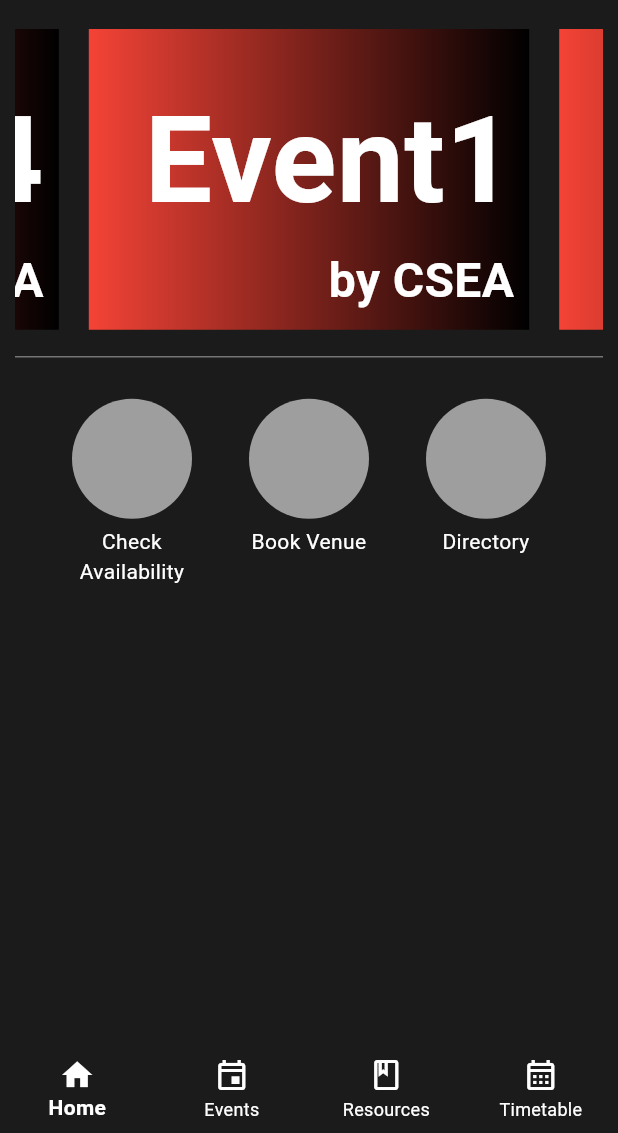
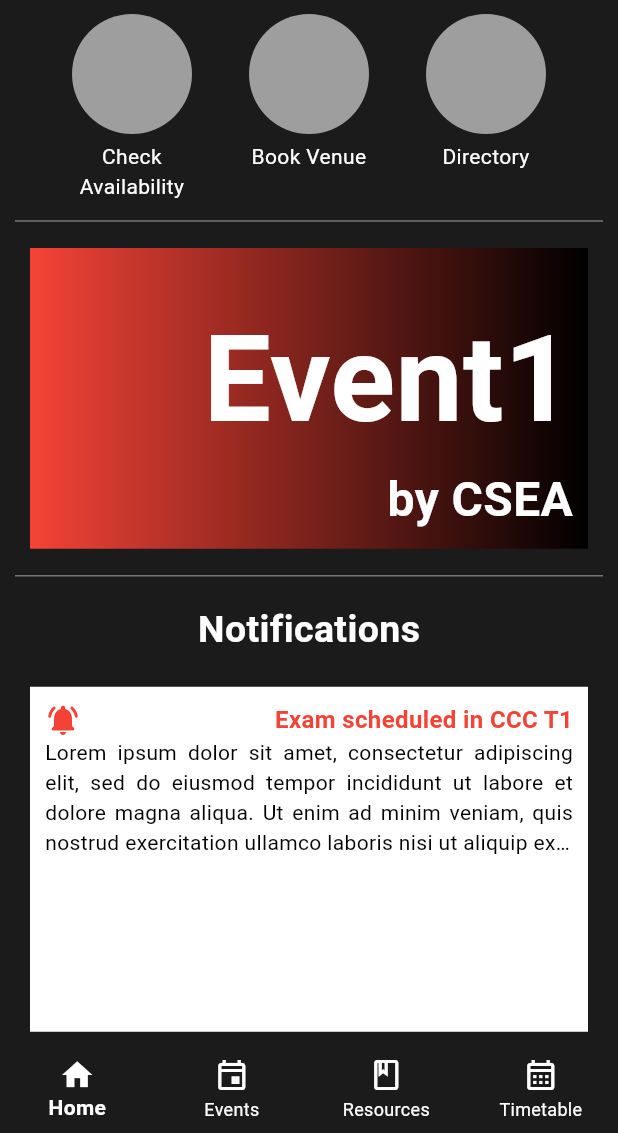
Before and after one commit to ashwinnair10/campusbuddy, a Flutter app: the screen it shows after launch, on a phone screen of 412 x 824 dp, the part 103-1236 px from its top. Run offline on Flutter 3.47's test engine with Material 3 defaults, Android fonts, the phone set to English and light mode, and no system bars; drawn by our look-alikes of carousel_slider.

Commit message:
notifications

```diff
--- a/lib/data/test.dart
+++ b/lib/data/test.dart
@@ -52,3 +52,9 @@
 List orgs=[
   "ALL","CSEA","ECEA","IEEE","EEA","MEA","CEA"
 ];
+
+List notifications=[
+  "Exam scheduled in CCC T1",
+  "SSL reserved for Training",
+  "Tathva 2024",
+];
--- a/lib/screens/homepage.dart
+++ b/lib/screens/homepage.dart
@@ -1,7 +1,8 @@
-import 'package:campusbuddy/data/constants.dart';
 import 'package:campusbuddy/data/test.dart';
+import 'package:campusbuddy/screens/profilepage.dart';
 import 'package:campusbuddy/widgets/circlebutton.dart';
 import 'package:campusbuddy/widgets/eventimagebox.dart';
+import 'package:campusbuddy/widgets/notificationlist.dart';
 import 'package:carousel_slider/carousel_slider.dart';
 import 'package:flutter/material.dart';
 
@@ -28,11 +29,20 @@
                 children: [
                   const Text("CampusBuddy",style: TextStyle(color: Colors.white,fontWeight: FontWeight.bold,fontSize: 20),),
                   const Spacer(),
-                  IconButton(onPressed: ()=>{},icon: const Icon(Icons.account_circle,color: Colors.white,),),
+                  IconButton(onPressed: ()=>{Navigator.push(context,MaterialPageRoute(builder: (context)=>ProfilePage()))},icon: const Icon(Icons.account_circle,color: Colors.white,),),
                 ],
               ),
               actions: [Container()],
             ),
+            Row(
+              mainAxisAlignment: MainAxisAlignment.spaceEvenly,
+              children: [
+                CircleButton("Check Availability"),
+                CircleButton("Book Venue"),
+                CircleButton("Directory"),
+              ],
+            ),
+            Divider(color: Colors.grey.shade600,),
             CarouselSlider(
               items: [
                 for(int i=0;i<events.length;i++)
@@ -42,18 +52,15 @@
                 autoPlay: true,
                 disableCenter: true,
                 enlargeCenterPage: false,
+                viewportFraction:  1,
               ),
             ),
             Divider(color: Colors.grey.shade600,),
-            SizedBox(height: 20,),
-            Row(
-              mainAxisAlignment: MainAxisAlignment.spaceEvenly,
-              children: [
-                CircleButton("Check Availability"),
-                CircleButton("Book Venue"),
-                CircleButton("Directory"),
-              ],
+            Padding(
+              padding: EdgeInsets.all(10),
+              child: Text("Notifications",style: TextStyle(color: Colors.white,fontSize: 25,fontWeight: FontWeight.bold),),
             ),
+            NotificationList(),
           ],
         )
       ),
--- a/lib/screens/mainscreen.dart
+++ b/lib/screens/mainscreen.dart
@@ -57,7 +57,7 @@
       // ),
       bottomNavigationBar: BottomNavigationBar(
         type: BottomNavigationBarType.fixed,
-        backgroundColor: Colors.transparent,
+        backgroundColor: Color.fromARGB(255, 27, 27, 27),
         elevation: 0,
         enableFeedback: false,
         items:const [
--- /dev/null
+++ b/lib/screens/profilepage.dart
@@ -0,0 +1,8 @@
+import 'package:flutter/material.dart';
+
+class ProfilePage extends StatelessWidget{
+  @override
+  Widget build(BuildContext context){
+    return Scaffold();
+  }
+}
--- /dev/null
+++ b/lib/widgets/notificationbox.dart
@@ -0,0 +1,31 @@
+import 'package:campusbuddy/data/test.dart';
+import 'package:flutter/material.dart';
+
+class NotificationBox extends StatelessWidget{
+  String title="";
+  NotificationBox(String s){
+    title=s;
+  }
+  @override
+  Widget build(BuildContext context) {
+    return Padding(
+      padding: const EdgeInsets.all(10),
+      child: Container(
+        padding: const EdgeInsets.all(10),
+        color: Colors.white,
+        child:Column(
+          children:[
+            Row(
+              mainAxisAlignment: MainAxisAlignment.spaceBetween,
+              children: [
+                const Icon(Icons.notifications_active_rounded,color: Colors.red,),
+                Text(title,maxLines: 1,style: const TextStyle(color: Colors.red,overflow: TextOverflow.ellipsis,fontWeight: FontWeight.bold,fontSize: 16),),
+              ],
+            ),
+          Text(content,textAlign: TextAlign.justify,style: const TextStyle(color: Colors.black,fontSize: 14,overflow: TextOverflow.ellipsis),maxLines: 4,),
+          ],
+        ),
+      ),
+    );
+  }
+}
--- /dev/null
+++ b/lib/widgets/notificationlist.dart
@@ -0,0 +1,31 @@
+import 'package:campusbuddy/data/test.dart';
+import 'package:campusbuddy/widgets/notificationbox.dart';
+import 'package:carousel_slider/carousel_slider.dart';
+import 'package:flutter/material.dart';
+
+class NotificationList extends StatelessWidget{
+  @override
+  Widget build(BuildContext context) {
+    return SizedBox(
+      height: 250,
+      child:CarouselSlider(
+        items: [
+          for(int i=0;i<notifications.length;i++)
+          NotificationBox(notifications[i])
+        ],carouselController: CarouselSliderController(),
+        options: CarouselOptions(
+          padEnds: true,
+          autoPlayAnimationDuration: Duration(seconds:10),
+          autoPlayCurve: Curves.linear,
+          scrollDirection: Axis.vertical,
+          autoPlay: true,
+          disableCenter: true,
+          enlargeCenterPage: false,
+          animateToClosest: false,
+          pageSnapping: false,
+          viewportFraction: 1,
+        ),
+      ),
+    );
+  }
+}
```
